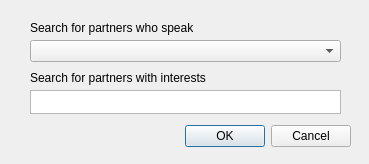
First picture: the form in strangerprefswindow.ui, repository TediumRemedy/TediumRemedy, before the edit.
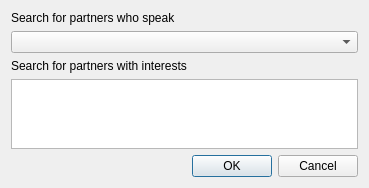
Second picture: the form after the edit. Custom widgets are drawn as their Qt base class.

```diff
--- a/strangerprefswindow.ui
+++ b/strangerprefswindow.ui
@@ -16,69 +16,57 @@
   <property name="modal">
    <bool>true</bool>
   </property>
-  <widget class="QDialogButtonBox" name="buttonBox">
-   <property name="geometry">
-    <rect>
-     <x>30</x>
-     <y>120</y>
-     <width>321</width>
-     <height>32</height>
-    </rect>
-   </property>
-   <property name="orientation">
-    <enum>Qt::Horizontal</enum>
-   </property>
-   <property name="standardButtons">
-    <set>QDialogButtonBox::Cancel|QDialogButtonBox::Ok</set>
-   </property>
-  </widget>
-  <widget class="QComboBox" name="languagePicker">
-   <property name="geometry">
-    <rect>
-     <x>30</x>
-     <y>40</y>
-     <width>311</width>
-     <height>22</height>
-    </rect>
-   </property>
-  </widget>
-  <widget class="QTextEdit" name="interestsTextbox">
-   <property name="geometry">
-    <rect>
-     <x>30</x>
-     <y>90</y>
-     <width>311</width>
-     <height>24</height>
-    </rect>
-   </property>
-  </widget>
-  <widget class="QLabel" name="label">
-   <property name="geometry">
-    <rect>
-     <x>30</x>
-     <y>70</y>
-     <width>231</width>
-     <height>16</height>
-    </rect>
-   </property>
-   <property name="text">
-    <string>Search for partners with interests</string>
-   </property>
-  </widget>
-  <widget class="QLabel" name="label_2">
-   <property name="geometry">
-    <rect>
-     <x>30</x>
-     <y>20</y>
-     <width>201</width>
-     <height>16</height>
-    </rect>
-   </property>
-   <property name="text">
-    <string>Search for partners who speak</string>
-   </property>
-  </widget>
+  <layout class="QVBoxLayout" name="verticalLayout">
+   <item>
+    <widget class="QLabel" name="label_2">
+     <property name="text">
+      <string>Search for partners who speak</string>
+     </property>
+    </widget>
+   </item>
+   <item>
+    <widget class="QComboBox" name="languagePicker">
+     <property name="sizePolicy">
+      <sizepolicy hsizetype="Expanding" vsizetype="Fixed">
+       <horstretch>0</horstretch>
+       <verstretch>0</verstretch>
+      </sizepolicy>
+     </property>
+    </widget>
+   </item>
+   <item>
+    <widget class="QLabel" name="label">
+     <property name="text">
+      <string>Search for partners with interests</string>
+     </property>
+    </widget>
+   </item>
+   <item>
+    <widget class="InterestsTextEdit" name="interestsTextbox">
+     <property name="maximumBlockCount">
+      <number>1</number>
+     </property>
+    </widget>
+   </item>
+   <item>
+    <widget class="QDialogButtonBox" name="buttonBox">
+     <property name="orientation">
+      <enum>Qt::Horizontal</enum>
+     </property>
+     <property name="standardButtons">
+      <set>QDialogButtonBox::Cancel|QDialogButtonBox::Ok</set>
+     </property>
+    </widget>
+   </item>
+  </layout>
  </widget>
+ <customwidgets>
+  <customwidget>
+   <class>InterestsTextEdit</class>
+   <extends>QPlainTextEdit</extends>
+   <header>intereststextedit.h</header>
+  </customwidget>
+ </customwidgets>
  <tabstops>
   <tabstop>interestsTextbox</tabstop>
   <tabstop>languagePicker</tabstop>
```
Left out of the diff: 1 changed line with no effect on the pictures.
